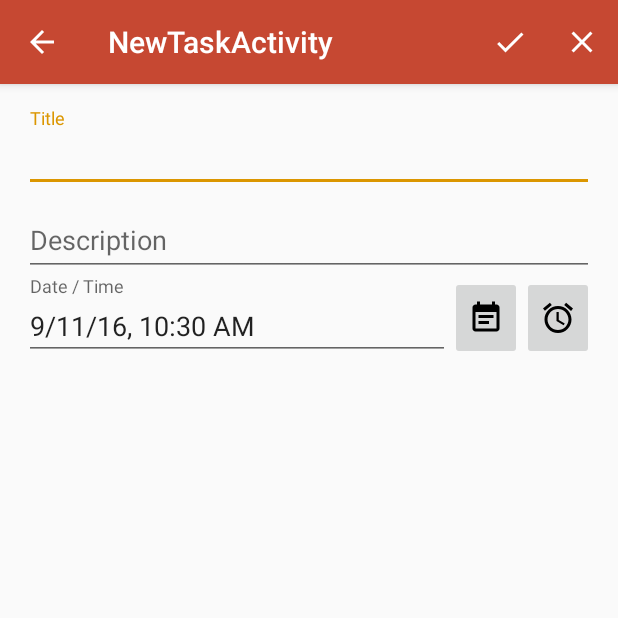
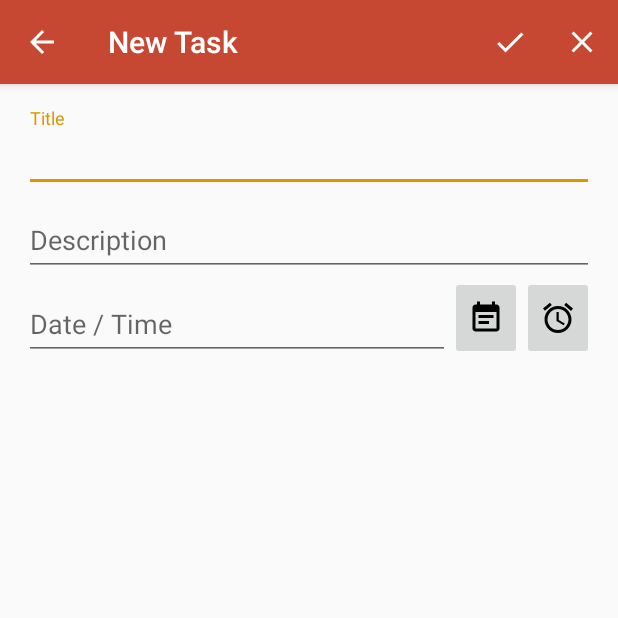
Before and after one commit to rodrigo-brito/fire-todo, an Android app: the NewTaskActivity screen opened directly, with no data from a screen before it, on a phone screen of 412 x 824 dp, the top half of it. Run offline under Robolectric (Android 15) with nearby library versions, the phone set to English and light mode, and no system bars; libraries missing offline, so code that uses them is left out: com.mobsandgeeks.saripaar; 2 statements that could not run were skipped.

Commit message:
Internacionalização, inclusão do analitics e correções estéticas

```diff
--- a/app/build.gradle
+++ b/app/build.gradle
@@ -24,5 +24,8 @@ dependencies {
     testCompile 'junit:junit:4.12'
     compile 'com.android.support:appcompat-v7:24.2.0'
     compile 'com.android.support:design:24.2.0'
+    compile 'com.mobsandgeeks:android-saripaar:2.0.3'
     compile 'com.google.firebase:firebase-core:9.4.0'
 }
+
+apply plugin: 'com.google.gms.google-services'
--- a/app/src/main/java/net/rodrigobrito/firetodolist/MainActivity.java
+++ b/app/src/main/java/net/rodrigobrito/firetodolist/MainActivity.java
@@ -72,8 +72,8 @@ public class MainActivity extends AppCompatActivity {
     public void onCreateContextMenu(ContextMenu menu, View v,
                                     ContextMenu.ContextMenuInfo menuInfo) {
         super.onCreateContextMenu(menu, v, menuInfo);
-        MenuInflater inflater = getMenuInflater();
-        inflater.inflate(R.menu.context_menu, menu);
+        //MenuInflater inflater = getMenuInflater();
+        //inflater.inflate(R.menu.context_menu, menu);
     }
 
     @Override
--- a/app/src/main/java/net/rodrigobrito/firetodolist/NewTaskActivityFragment.java
+++ b/app/src/main/java/net/rodrigobrito/firetodolist/NewTaskActivityFragment.java
@@ -32,7 +32,5 @@ public class NewTaskActivityFragment extends Fragment {
     @Override
     public void onStart() {
         super.onStart();
-        EditText editText = (EditText) getActivity().findViewById(R.id.title);
-        editText.requestFocus();
     }
 }
--- a/app/src/main/java/net/rodrigobrito/firetodolist/TaskArrayAdapter.java
+++ b/app/src/main/java/net/rodrigobrito/firetodolist/TaskArrayAdapter.java
@@ -50,6 +50,8 @@ public class TaskArrayAdapter extends ArrayAdapter<Task>{
         if( task.getDate() != null){
             DateUtil dateUtil = new DateUtil(getContext());
             data.setText(dateUtil.parse(task.getDate()));
+        }else{
+            data.setText("");
         }
         checkBox.setOnClickListener(new View.OnClickListener() {
             @Override
--- a/app/src/main/java/net/rodrigobrito/firetodolist/util/DateUtil.java
+++ b/app/src/main/java/net/rodrigobrito/firetodolist/util/DateUtil.java
@@ -17,6 +17,9 @@ public class DateUtil {
     }
 
     public String parse(Date date){
+        if(date == null){
+            return "";
+        }
         return sdf.format(date);
     }
 }
--- /dev/null
+++ b/app/src/main/res/drawable/ic_close_black.xml
@@ -0,0 +1,10 @@
+<?xml version="1.0" encoding="utf-8"?>
+<vector xmlns:android="http://schemas.android.com/apk/res/android"
+    android:width="24dp"
+    android:height="24dp"
+    android:viewportWidth="24.0"
+    android:viewportHeight="24.0">
+    <path
+        android:fillColor="#FF000000"
+        android:pathData="M19,6.41L17.59,5 12,10.59 6.41,5 5,6.41 10.59,12 5,17.59 6.41,19 12,13.41 17.59,19 19,17.59 13.41,12z"/>
+</vector>
--- a/app/src/main/res/layout/fragment_new_task.xml
+++ b/app/src/main/res/layout/fragment_new_task.xml
@@ -37,7 +37,6 @@
             android:layout_width="match_parent"
             android:layout_height="wrap_content"
             android:inputType="textMultiLine"
-            android:ems="10"
             android:id="@+id/description"
             android:layout_alignParentLeft="true"
             android:layout_alignParentStart="true"
@@ -52,13 +51,12 @@
         android:layout_height="wrap_content"
         android:id="@+id/date_label"
         android:layout_below="@+id/description_label"
-        android:layout_toLeftOf="@+id/button_date"
-        android:layout_toStartOf="@+id/button_date">
+        android:layout_toStartOf="@+id/button_date"
+        android:layout_toLeftOf="@+id/button_date">
         <EditText
             android:layout_width="match_parent"
             android:layout_height="wrap_content"
             android:inputType="date"
-            android:ems="10"
             android:id="@+id/date"
             android:hint="@string/select_time"
             android:clickable="false"
@@ -80,7 +78,7 @@
         android:text="@string/action_calendar"
         android:src="@drawable/ic_calendar"
         android:drawableLeft="@drawable/ic_calendar"
-        android:layout_alignTop="@+id/date_label"
+        android:layout_below="@+id/description_label"
         android:layout_toLeftOf="@+id/button_time"
         android:layout_toStartOf="@+id/button_time"
         android:layout_alignBottom="@+id/date_label" />
@@ -92,9 +90,23 @@
         android:src="@drawable/ic_time"
         android:id="@+id/button_time"
         android:onClick="showTimePickerDialog"
-        android:layout_alignTop="@+id/button_date"
-        android:layout_alignParentRight="true"
-        android:layout_alignParentEnd="true"
-        android:layout_alignBottom="@+id/button_date" />
+        android:layout_below="@+id/description_label"
+        android:layout_toLeftOf="@+id/button_remove_date"
+        android:layout_toStartOf="@+id/button_remove_date"
+        android:layout_alignBottom="@+id/button_date"
+        android:layout_alignWithParentIfMissing="true" />
+
+    <ImageButton
+        android:layout_width="wrap_content"
+        android:layout_height="wrap_content"
+        android:id="@+id/button_remove_date"
+        android:src="@drawable/ic_close_black"
+        android:layout_below="@+id/description_label"
+        android:layout_alignRight="@+id/description_label"
+        android:layout_alignEnd="@+id/description_label"
+        android:layout_alignBottom="@+id/button_time"
+        android:onClick="removeDate"
+        android:nestedScrollingEnabled="false"
+        android:visibility="gone" />
 
 </RelativeLayout>
--- a/app/src/main/res/values/strings.xml
+++ b/app/src/main/res/values/strings.xml
@@ -1,7 +1,7 @@
 <resources>
     <string name="app_name">Fire TODOList</string>
     <string name="action_settings">Settings</string>
-    <string name="title_activity_new_task">NewTaskActivity</string>
+    <string name="title_activity_new_task">New Task</string>
     <string name="action_save">Save</string>
     <string name="placeholder_title">Title</string>
     <string name="placeholder_date">Date</string>
@@ -9,13 +9,13 @@
     <string name="action_calendar">Date</string>
     <string name="action_time">Time</string>
     <string name="select_time">Date / Time</string>
-    <string name="title_activity_view_task">ViewTaskActivity</string>
+    <string name="title_activity_view_task">View Task</string>
     <string name="action_delete">Delete</string>
     <string name="action_edit">Edit</string>
     <string name="action_show">Show details</string>
-    <string name="country_prompt">Choose a country</string>
     <string name="select_the_list">Select the list</string>
     <string name="action_cancel">Cancel</string>
+    <string name="field_empty">This field is required</string>
     <string-array name="list_type_arrays">
         <item>Pending</item>
         <item>Done</item>
--- a/build.gradle
+++ b/build.gradle
@@ -6,6 +6,7 @@ buildscript {
     }
     dependencies {
         classpath 'com.android.tools.build:gradle:2.1.3'
+        classpath 'com.google.gms:google-services:3.0.0'
 
         // NOTE: Do not place your application dependencies here; they belong
         // in the individual module build.gradle files
```
Also changed, not shown: app/src/main/java/net/rodrigobrito/firetodolist/MainActivityFragment.java (+4 -11 lines), app/src/main/java/net/rodrigobrito/firetodolist/NewTaskActivity.java (+80 -14 lines), app/src/main/java/net/rodrigobrito/firetodolist/data/TaskDBHelper.java (+6 -3 lines), 2 other files.
